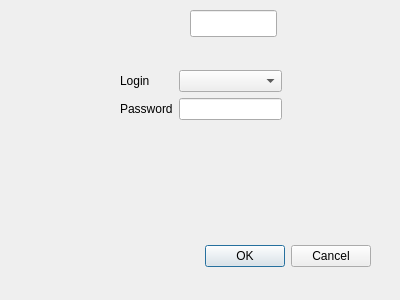
Old version of the form MyZooShop/login.ui in the repository annaprok/ZooShop.
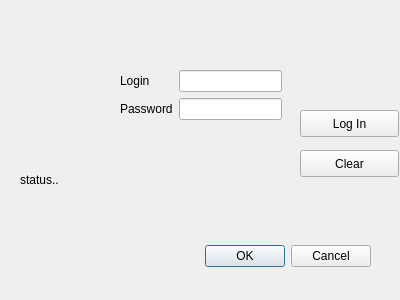
New version of the form.

The edit to the form file:
```diff
--- a/MyZooShop/login.ui
+++ b/MyZooShop/login.ui
@@ -57,18 +57,47 @@
      <widget class="QLineEdit" name="editPassword"/>
     </item>
     <item row="0" column="1">
-     <widget class="QComboBox" name="comboUsername"/>
+     <widget class="QLineEdit" name="UsernameEdit"/>
     </item>
    </layout>
   </widget>
-  <widget class="QLineEdit" name="lineEdit">
+  <widget class="QLabel" name="statusLabel">
    <property name="geometry">
     <rect>
-     <x>190</x>
-     <y>10</y>
-     <width>87</width>
+     <x>20</x>
+     <y>170</y>
+     <width>261</width>
+     <height>20</height>
+    </rect>
+   </property>
+   <property name="text">
+    <string>status..</string>
+   </property>
+  </widget>
+  <widget class="QPushButton" name="loginButton">
+   <property name="geometry">
+    <rect>
+     <x>300</x>
+     <y>110</y>
+     <width>99</width>
      <height>27</height>
     </rect>
+   </property>
+   <property name="text">
+    <string>Log In</string>
+   </property>
+  </widget>
+  <widget class="QPushButton" name="clearButton">
+   <property name="geometry">
+    <rect>
+     <x>300</x>
+     <y>150</y>
+     <width>99</width>
+     <height>27</height>
+    </rect>
+   </property>
+   <property name="text">
+    <string>Clear</string>
    </property>
   </widget>
  </widget>
```
Left out of the diff: 6 changed lines with no effect on the pictures.
